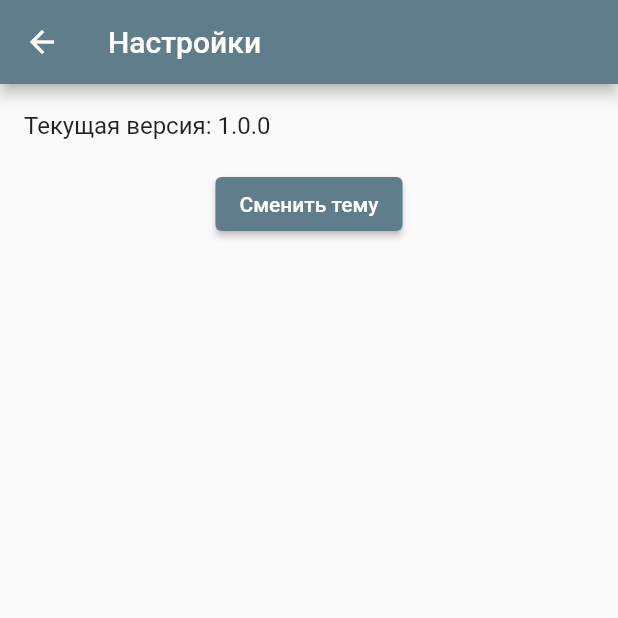
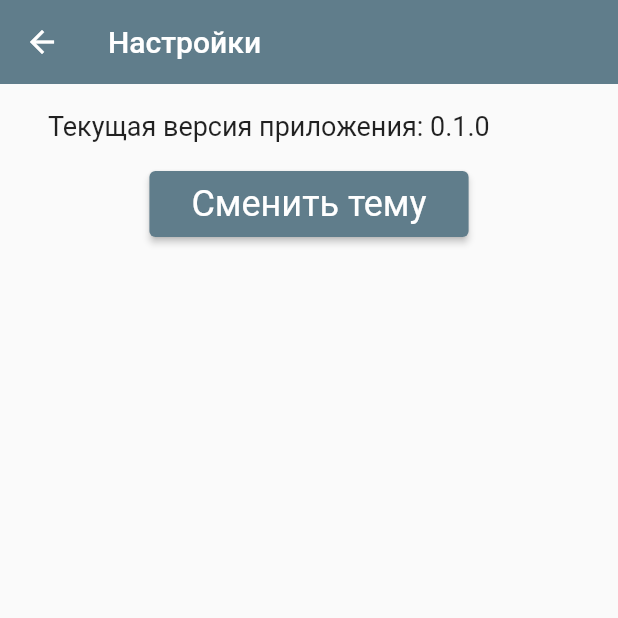
Before and after one commit to Nikolasgev/tz_ithub, a Flutter app: the screen it shows after launch, after a tap on the "settings" icon, on a phone screen of 412 x 824 dp, the top half of it. Run offline on Flutter 3.47's test engine with Material 2 defaults, Android fonts, the phone set to English and light mode, and no system bars; our stand-ins replace package_info_plus, shared_preferences; network calls fail.

Commit message:
Добавлен package_info_plus для отображения версии

```diff
--- a/lib/src/screens/settings_screen.dart
+++ b/lib/src/screens/settings_screen.dart
@@ -1,22 +1,61 @@
 import 'package:flutter/material.dart';
+import 'package:package_info_plus/package_info_plus.dart' show PackageInfo;
 import 'package:provider/provider.dart';
 import '../utils/theme.dart';
+import 'package:package_info_plus/package_info_plus.dart';
 
-class SettingsScreen extends StatelessWidget {
+class SettingsScreen extends StatefulWidget {
   const SettingsScreen({super.key});
+
+  @override
+  _SettingsScreenState createState() => _SettingsScreenState();
+}
+
+class _SettingsScreenState extends State<SettingsScreen> {
+  late PackageInfo _packageInfo;
+
+  @override
+  void initState() {
+    super.initState();
+    _loadAppVersion();
+  }
+
+  Future<void> _loadAppVersion() async {
+    PackageInfo packageInfo = await PackageInfo.fromPlatform();
+    setState(() {
+      _packageInfo = packageInfo;
+    });
+  }
 
   @override
   Widget build(BuildContext context) {
     final themeChanger = Provider.of<ThemeChanger>(context);
-
     return Scaffold(
       appBar: AppBar(
-        title: const Text('Настройки'),
+        title: const Text("Настройки"),
+        elevation: 0,
       ),
-      body: Column(
+      body: FutureBuilder<PackageInfo>(
+        future: PackageInfo.fromPlatform(),
+        builder: (context, snapshot) {
+          if (snapshot.connectionState == ConnectionState.waiting) {
+            return const Center(child: CircularProgressIndicator());
+          }
+          if (snapshot.hasError) {
+            return Center(child: Text('Ошибка при загрузке версии: ${snapshot.error}'));
+          }
+          return Padding(
+            padding: const EdgeInsets.symmetric(horizontal: 16),
+            child: Column(
+              crossAxisAlignment: CrossAxisAlignment.center,
               children: [
-          const ListTile(
-            title: Text('Текущая версия: 1.0.0'),
+                ListTile(
+                  title: Text(
+                    "Текущая версия приложения: ${_packageInfo.version}",
+                    style: const TextStyle(
+                      fontSize: 18,
+                    ),
+                  ),
                 ),
                 ElevatedButton(
                   onPressed: () {
@@ -26,10 +65,19 @@ class SettingsScreen extends StatelessWidget {
                           : Themes.lightTheme,
                     );
                   },
-            child: const Text('Сменить тему'),
+                  child: const Padding(
+                    padding: EdgeInsets.symmetric(horizontal: 12, vertical: 8),
+                    child: Text('Сменить тему', style: TextStyle(
+                        fontSize: 24,
+                        fontWeight: FontWeight.w400
+                      ),),
+                  ),
                 ),
               ],
             ),
           );
+        },
+      ),
+    );
   }
 }
```
Lines whose indentation alone changed are shown as unchanged.
